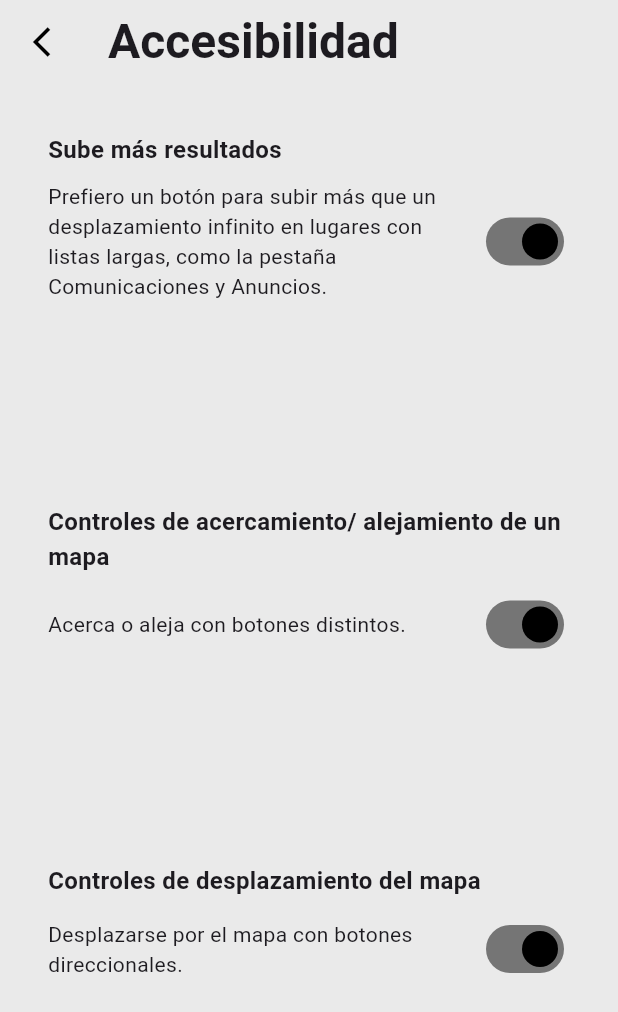
After one commit to Aplicaciones-Moviles-WV61-Grupo4/NestHubApp, a Flutter app: the AccessibilityPage screen opened directly, on a phone screen of 412 x 824 dp. The commit adds this screen. Shown: the top 1012 px of the screen. Run offline on Flutter 3.47's test engine with Material 3 defaults, Android fonts, the phone set to English and light mode, and no system bars; our stand-ins replace google_maps_flutter, image_picker, location.

Commit message:
feat: added accessibility

```diff
--- /dev/null
+++ b/lib/accessibility_page.dart
@@ -0,0 +1,140 @@
+import 'package:flutter/material.dart';
+
+class AccessibilityPage extends StatefulWidget {
+  const AccessibilityPage({super.key});
+
+  @override
+  State<AccessibilityPage> createState() => _AccessibilityPageState();
+}
+
+class _AccessibilityPageState extends State<AccessibilityPage> {
+
+  bool _isSwitchedMoreResults = true;
+  bool _isSwitchedZoomControls = true;
+  bool _isSwitchedMapScrolling = true;
+
+  @override
+  Widget build(BuildContext context) {
+    return Scaffold(
+      backgroundColor: const Color(0xFFEAEAEA),
+      appBar: AppBar(
+        leading: IconButton(
+          icon: const Icon(Icons.arrow_back_ios_outlined, color: Colors.black),
+          onPressed: () => Navigator.pop(context),
+        ),
+        title: const Text(
+          'Accesibilidad',
+          style: TextStyle(
+            fontSize: 32,
+            fontWeight: FontWeight.bold,
+          ),
+        ),
+        backgroundColor: const Color(0xFFEAEAEA),
+        elevation: 0,
+      ),
+      body: SafeArea(
+        child: Padding(
+          padding: const EdgeInsets.all(16),
+          child: Column(
+            children: [
+              Expanded(
+                child: Padding(
+                  padding: const EdgeInsets.all(16),
+                  child: Column(
+                    crossAxisAlignment: CrossAxisAlignment.start,
+                    children: [
+                      const Text(
+                        'Sube más resultados',
+                        style: TextStyle(
+                          fontSize: 16,
+                          fontWeight: FontWeight.bold,
+                        ),
+                      ),
+                      const SizedBox(height: 10),
+                      Row(
+                        children: [
+                          const Expanded(
+                            child: Text(
+                              'Prefiero un botón para subir más que un desplazamiento infinito en lugares con listas largas, como la pestaña Comunicaciones y Anuncios.',
+                              style: TextStyle(fontSize: 14),
+                            ),
+                          ),
+                          Switch(
+                            value: _isSwitchedMoreResults,
+                            onChanged: (bool value) {
+                              setState(() {
+                                _isSwitchedMoreResults = value;
+                              });
+                            },
+                            activeColor: Colors.black,
+                          ),
+                        ],
+                      ),
+                      const Spacer(),
+                      const Text(
+                        'Controles de acercamiento/ alejamiento de un mapa',
+                        style: TextStyle(
+                          fontSize: 16,
+                          fontWeight: FontWeight.bold,
+                        ),
+                      ),
+                      const SizedBox(height: 10),
+                      Row(
+                        children: [
+                          const Expanded(
+                            child: Text(
+                              'Acerca o aleja con botones distintos.',
+                              style: TextStyle(fontSize: 14),
+                            ),
+                          ),
+                          Switch(
+                            value: _isSwitchedZoomControls,
+                            onChanged: (bool value) {
+                              setState(() {
+                                _isSwitchedZoomControls = value;
+                              });
+                            },
+                            activeColor: Colors.black,
+                          ),
+                        ],
+                      ),
+                      const Spacer(),
+                      const Text(
+                        'Controles de desplazamiento del mapa',
+                        style: TextStyle(
+                          fontSize: 16,
+                          fontWeight: FontWeight.bold,
+                        ),
+                      ),
+                      const SizedBox(height: 10),
+                      Row(
+                        children: [
+                          const Expanded(
+                            child: Text(
+                              'Desplazarse por el mapa con botones direccionales.',
+                              style: TextStyle(fontSize: 14),
+                            ),
+                          ),
+                          Switch(
+                            value: _isSwitchedMapScrolling,
+                            onChanged: (bool value) {
+                              setState(() {
+                                _isSwitchedMapScrolling = value;
+                              });
+                            },
+                            activeColor: Colors.black,
+                          ),
+                        ],
+                      ),
+                      const Spacer(),
+                    ],
+                  ),
+                ),
+              ),
+            ],
+          ),
+        ),
+      ),
+    );
+  }
+}
--- a/lib/address_confirmation_screen.dart
+++ b/lib/address_confirmation_screen.dart
@@ -60,7 +60,7 @@ class AddressConfirmationScreen extends StatelessWidget {
                       side: const BorderSide(color: Color(0xFFE4AC44)),
                       foregroundColor: Colors.black,
                       padding: const EdgeInsets.symmetric(
-                          vertical: 16, horizontal: 24),
+                          vertical:8, horizontal: 24),
                       shape: RoundedRectangleBorder(
                         borderRadius: BorderRadius.circular(8),
                       ),
@@ -83,7 +83,7 @@ class AddressConfirmationScreen extends StatelessWidget {
                     },
                     style: ElevatedButton.styleFrom(
                       backgroundColor: const Color(0xFFE7A436),
-                      foregroundColor: Colors.white,
+                      foregroundColor: Colors.grey[200],
                       shape: RoundedRectangleBorder(
                         borderRadius: BorderRadius.circular(8),
                       ),
--- a/lib/personal_information_page.dart
+++ b/lib/personal_information_page.dart
@@ -33,7 +33,7 @@ class _PersonalInformationPageState extends State<PersonalInformationPage> {
       appBar: AppBar(
         backgroundColor: Colors.grey[200],
         leading: IconButton(
-          icon: const Icon(Icons.arrow_back, color: Colors.black),
+          icon: const Icon(Icons.arrow_back_ios_outlined, color: Colors.black),
           onPressed: () => Navigator.pop(context),
         ),
         title: const Text(
--- a/lib/title_description_screen.dart
+++ b/lib/title_description_screen.dart
@@ -85,7 +85,7 @@ class _TitleDescriptionScreenState extends State<TitleDescriptionScreen> {
                       side: const BorderSide(color: Color(0xFF018648)),
                       foregroundColor: Colors.black,
                       padding: const EdgeInsets.symmetric(
-                          vertical: 16, horizontal: 24),
+                          vertical: 8, horizontal: 24),
                       shape: RoundedRectangleBorder(
                         borderRadius: BorderRadius.circular(8),
                       ),
@@ -121,7 +121,7 @@ class _TitleDescriptionScreenState extends State<TitleDescriptionScreen> {
                         borderRadius: BorderRadius.circular(8),
                       ),
                       padding: const EdgeInsets.symmetric(
-                          horizontal: 32, vertical: 16),
+                          horizontal: 32, vertical: 8),
                     ),
                     child: const Text('Siguiente'),
                   ),
--- a/pubspec.yaml
+++ b/pubspec.yaml
@@ -16,7 +16,7 @@ dependencies:
   http: ^1.2.2
   path_provider: ^2.0.11
   permission_handler: ^10.2.0
-  location: ^7.0.1
+  location: ^4.3.0
 
 dev_dependencies:
   flutter_test:
```
Also changed, not shown: lib/location_setting_screen.dart (+70 -13 lines), lib/user_profile_screen.dart (+10 -1 lines), pubspec.lock.
